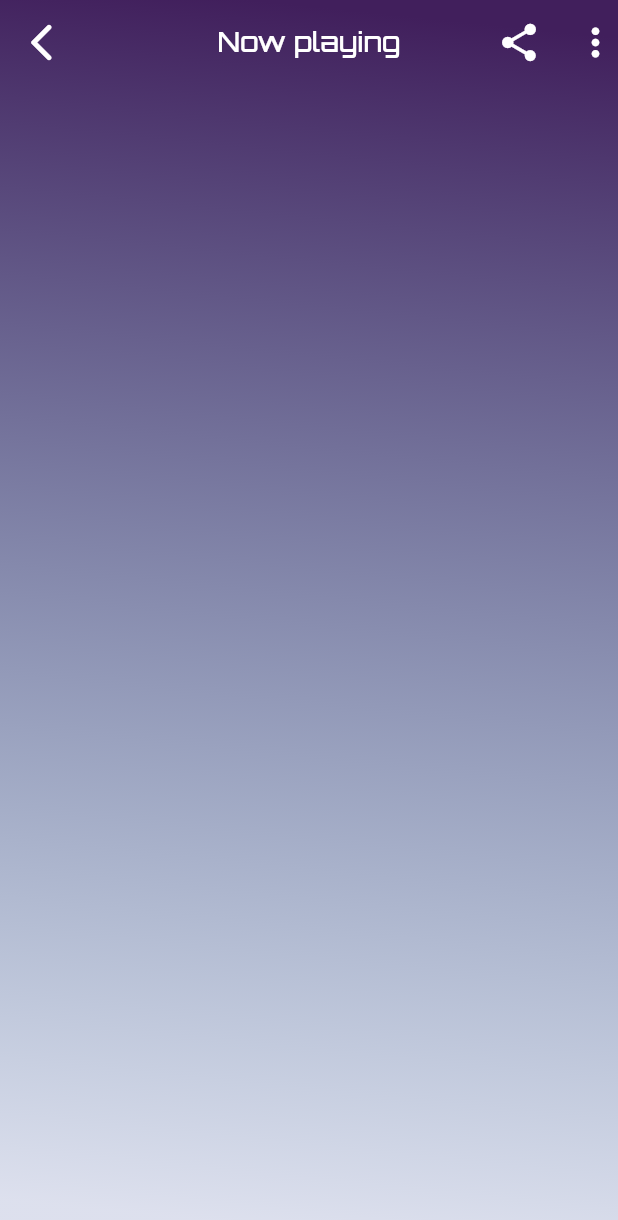
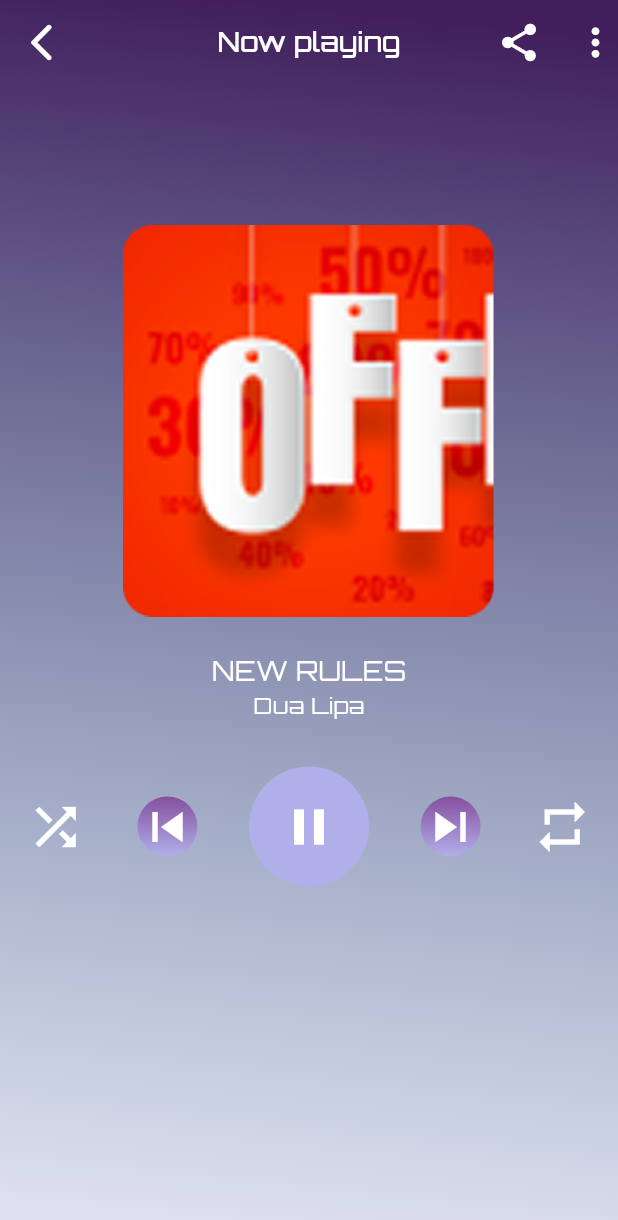
Before and after one commit to Ny6358528/music_app, a Flutter app: the PlayMusicScreen screen opened by its route, on a phone screen of 412 x 824 dp. Shown: the top 1220 px of the screen. Run offline on Flutter 3.47's test engine with Material 3 defaults, Android fonts, the phone set to English and light mode, and no system bars.

Commit message:
app image and icons in playmusicscreen

```diff
--- a/lib/feature/play_music/screens/play_muaic_screen.dart
+++ b/lib/feature/play_music/screens/play_muaic_screen.dart
@@ -1,8 +1,11 @@
 import 'package:flutter/material.dart';
+
 
 import '../../../core/resources/alignment_managers.dart';
 import '../../../core/resources/colors_managers.dart';
 import '../widgets/custom_app_bar_play_music_screen.dart';
+import '../widgets/custom_buttom_controller_play_music_screen.dart';
+import '../widgets/custom_image_play_music_screen.dart';
 
 class PlayMusicScreen extends StatelessWidget {
   const PlayMusicScreen({super.key});
@@ -12,7 +15,9 @@ class PlayMusicScreen extends StatelessWidget {
     return Scaffold(
       extendBodyBehindAppBar: true,
       appBar: CustomAppBarPlayMusicScreen(),
-      body:  Container(
+
+     body: Container(height: MediaQuery.of(context).size.height,width:MediaQuery.of(context).size.width
+       ,
         decoration: BoxDecoration(
           gradient: LinearGradient(
             begin: Alignment(AlignmentManagers.x0_20, AlignmentManagers.y_0_98),
@@ -23,6 +28,18 @@ class PlayMusicScreen extends StatelessWidget {
             ],
           ),
         ),
+        child: Column(
+          children: [
+            SizedBox(height: 150,),
+            CustomImagePlayMusicScreen(),
+
+            SizedBox(height: 30,),
+            CustomButtomControllerPlayMusicScreen()
+
+
+
+          ],
+        ),
       ),
     );
   }
--- /dev/null
+++ b/lib/feature/play_music/widgets/custom_buttom_controller_play_music_screen.dart
@@ -0,0 +1,64 @@
+
+import 'package:flutter/material.dart';
+
+import '../../../core/resources/colors_managers.dart';
+
+class CustomButtomControllerPlayMusicScreen extends StatelessWidget {
+  const CustomButtomControllerPlayMusicScreen({
+    super.key,
+  });
+
+  @override
+  Widget build(BuildContext context) {
+    return Row(
+      mainAxisAlignment: MainAxisAlignment.spaceAround,
+      children: [
+        Icon(Icons.shuffle,color: ColorsManagers.whiteColor,size: 40,),
+        Container(
+            decoration: BoxDecoration(
+                borderRadius: BorderRadius.circular(20)
+
+                ,gradient: LinearGradient(
+                begin: Alignment(0.0, -1),
+                end: Alignment(0.0, 1),
+
+                colors: [
+
+              ColorsManagers.selectedIconColor,
+              ColorsManagers.textfiledColor
+
+
+            ])
+            ),
+
+            child: Icon(Icons.skip_previous,color: ColorsManagers.whiteColor,size: 40,)),
+        CircleAvatar(
+            radius: 40,
+            backgroundColor: ColorsManagers.textfiledColor,
+            child: Icon(Icons.pause,color: ColorsManagers.whiteColor,size: 40,)),
+        Container(
+          decoration: BoxDecoration(
+              borderRadius: BorderRadius.circular(20)
+
+              ,gradient: LinearGradient(
+              begin: Alignment(0.0, -1),
+              end: Alignment(0.0, 1),
+              colors: [
+            ColorsManagers.selectedIconColor,
+            ColorsManagers.textfiledColor
+
+
+          ])
+          ),
+
+          child: Icon(Icons.skip_next,color: ColorsManagers.whiteColor,size: 40,),),
+        Icon(Icons.repeat,color: ColorsManagers.whiteColor,size: 40,),
+
+
+
+
+
+      ],
+    );
+  }
+}
--- /dev/null
+++ b/lib/feature/play_music/widgets/custom_image_play_music_screen.dart
@@ -0,0 +1,33 @@
+
+import 'package:flutter/material.dart';
+
+import '../../../core/resources/colors_managers.dart';
+import '../../../core/resources/font_managers.dart';
+
+class CustomImagePlayMusicScreen extends StatelessWidget {
+  const CustomImagePlayMusicScreen({
+    super.key,
+  });
+
+  @override
+  Widget build(BuildContext context) {
+    return Column(
+      children: [
+        Image(
+          image: AssetImage("assets/images/imageplaymusicpage.png"),
+          fit: BoxFit.cover,
+          height: 261,
+          width: 248,
+        ),
+        SizedBox(height: 23),
+
+
+
+
+        Text("NEW RULES",style: TextStyle(color: ColorsManagers.whiteColor,fontSize: FontSize.f18)),
+        Text("Dua Lipa",style: TextStyle(color: ColorsManagers.whiteColor,fontSize: FontSize.f15)),
+
+      ],
+    );
+  }
+}
```
Also changed, not shown: assets/images/imageplaymusicpage.png (added). Lines whose indentation alone changed are shown as unchanged.
